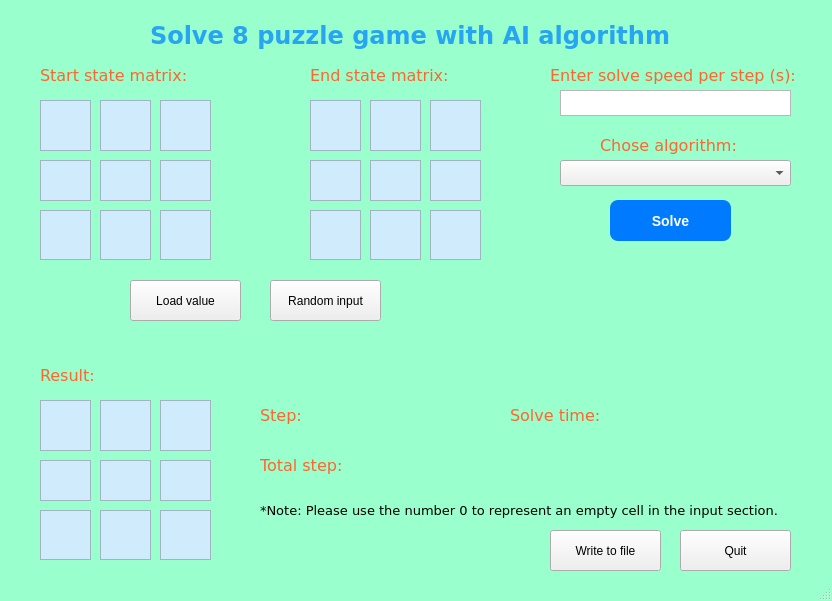
This is GUI.ui in DuyVo-2005/AI-personal-project---8-puzzle-game as Qt 5 draws it before an edit. The edited form follows.
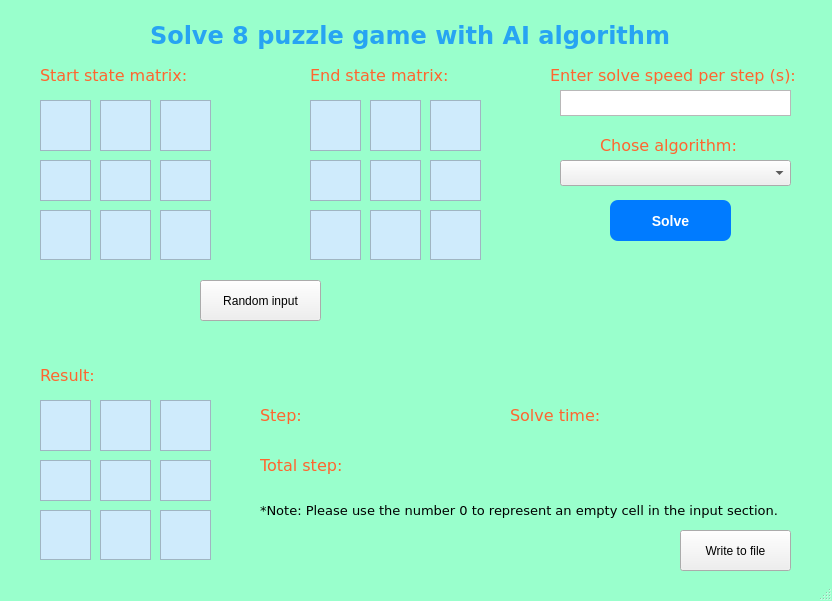
This is the edited form.

What changed in the file:
```diff
--- a/GUI.ui
+++ b/GUI.ui
@@ -932,32 +932,6 @@
    <widget class="QPushButton" name="btnWriteToFile">
     <property name="geometry">
      <rect>
-      <x>550</x>
-      <y>530</y>
-      <width>111</width>
-      <height>41</height>
-     </rect>
-    </property>
-    <property name="styleSheet">
-     <string notr="true">/*QPushButton{
-	background-color: #EEE2DC;
-	border-radius: 10px;
-}*/
-QPushButton#writeToFile {
-    background-color: #28A745;
-}
-
-QPushButton#writeToFile:hover {
-    background-color: #218838;
-}</string>
-    </property>
-    <property name="text">
-     <string>Write to file</string>
-    </property>
-   </widget>
-   <widget class="QPushButton" name="btnQuit">
-    <property name="geometry">
-     <rect>
       <x>680</x>
       <y>530</y>
       <width>111</width>
@@ -969,32 +943,6 @@
 	background-color: #EEE2DC;
 	border-radius: 10px;
 }*/
-QPushButton#quitButton {
-    background-color: #DC3545;
-}
-
-QPushButton#quitButton:hover {
-    background-color: #A71D2A;
-}</string>
-    </property>
-    <property name="text">
-     <string>Quit</string>
-    </property>
-   </widget>
-   <widget class="QPushButton" name="btnLoadValue">
-    <property name="geometry">
-     <rect>
-      <x>130</x>
-      <y>280</y>
-      <width>111</width>
-      <height>41</height>
-     </rect>
-    </property>
-    <property name="styleSheet">
-     <string notr="true">/*QPushButton{
-	background-color: #EEE2DC;
-	border-radius: 10px;
-}*/
 QPushButton#writeToFile {
     background-color: #28A745;
 }
@@ -1004,7 +952,7 @@
 }</string>
     </property>
     <property name="text">
-     <string>Load value</string>
+     <string>Write to file</string>
     </property>
    </widget>
    <widget class="QLabel" name="lblNote">
@@ -1029,9 +977,9 @@
    <widget class="QPushButton" name="btnRandomInput">
     <property name="geometry">
      <rect>
-      <x>270</x>
+      <x>200</x>
       <y>280</y>
-      <width>111</width>
+      <width>121</width>
       <height>41</height>
      </rect>
     </property>
```
